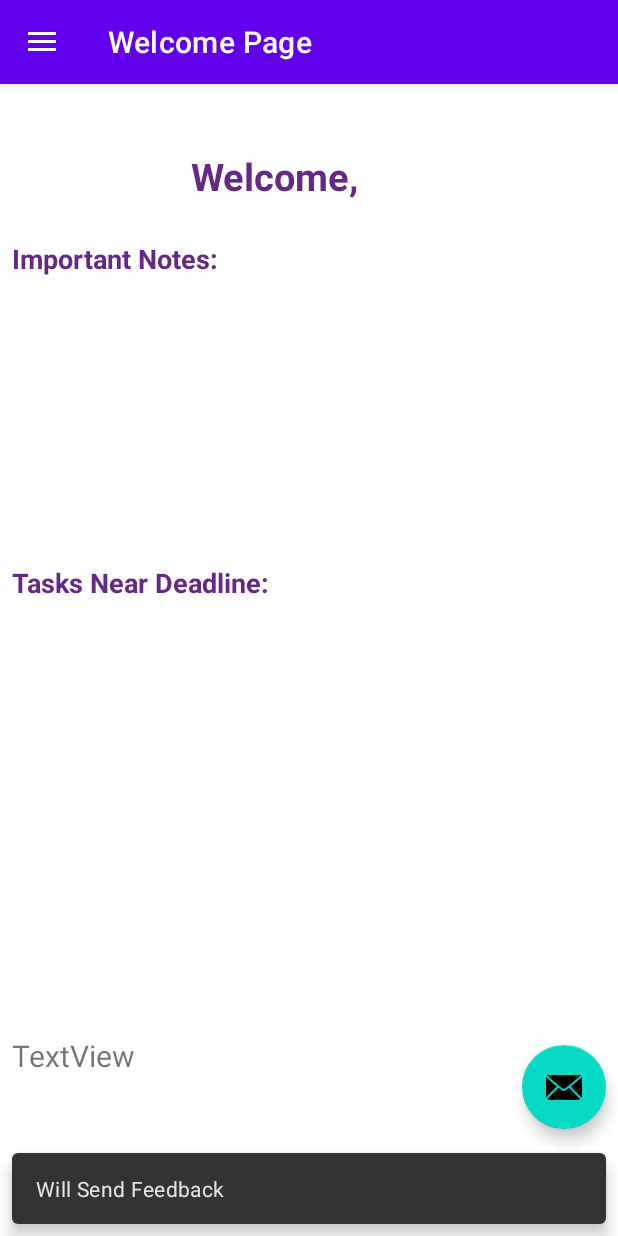
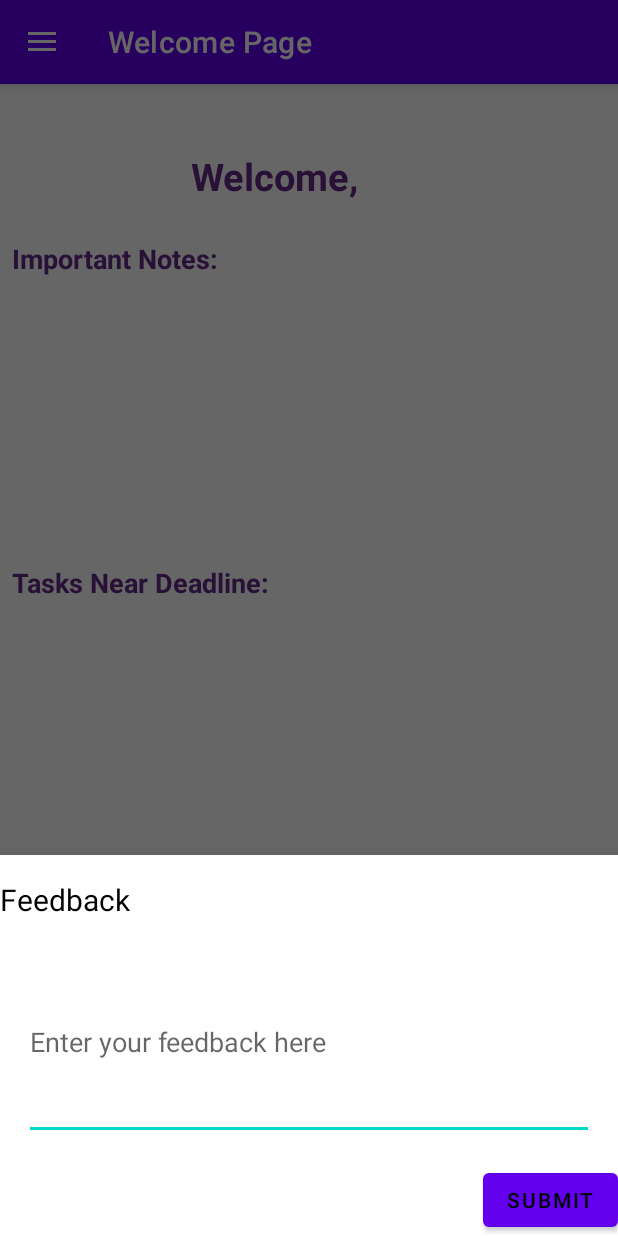
Before and after one commit to NotedSalmon/FreshMind, an Android app: the Starter screen opened directly, with no data from a screen before it, after a tap on an icon or button, on a phone screen of 412 x 824 dp. Run offline under Robolectric (Android 15) with nearby library versions, the phone set to English and light mode, and no system bars; our stand-ins replace Firebase (no records; nobody signed in at launch, a user with empty details on screens opened directly), navigation-ui; Roboto replaces fonts that are not available here; 1 statement that could not run was skipped.

Commit message:
Settings Implemented, Working on Feedback:
Settings should be fully implemented. Now working so that when a feedback is submitted, it stores in the Firebase database which can then later be viewed on the website.

```diff
--- /dev/null
+++ b/app/src/main/java/com/example/freshmind/Extras/Feedback.kt
@@ -0,0 +1,4 @@
+package com.example.freshmind.Extras
+
+class Feedback {
+}
--- a/app/src/main/java/com/example/freshmind/UI/Starter.kt
+++ b/app/src/main/java/com/example/freshmind/UI/Starter.kt
@@ -1,10 +1,13 @@
 package com.example.freshmind.UI
 
+
 import android.os.Bundle
+import android.util.Log
 import android.view.Menu
 import android.widget.Button
 import android.widget.EditText
 import android.widget.TextView
+import android.widget.Toast
 import androidx.annotation.LayoutRes
 import com.google.android.material.snackbar.Snackbar
 import com.google.android.material.navigation.NavigationView
@@ -21,26 +24,36 @@ import com.example.freshmind.R
 import com.example.freshmind.UI.Calendar.Utils.makeGone
 import com.example.freshmind.UI.Calendar.Utils.makeVisible
 import com.example.freshmind.databinding.ActivityWelcomeBinding
-import com.example.freshmind.databinding.ContentWelcomeBinding
 import com.google.android.material.bottomsheet.BottomSheetDialog
+import com.google.android.material.floatingactionbutton.FloatingActionButton
+import com.google.firebase.Firebase
+import com.google.firebase.firestore.DocumentReference
+import com.google.firebase.firestore.firestore
+import java.time.LocalDate
 
 class Starter : AppCompatActivity() {
 
     private lateinit var appBarConfiguration: AppBarConfiguration
-    public lateinit var binding: ActivityWelcomeBinding
+    lateinit var binding: ActivityWelcomeBinding
+    lateinit var floatingFab: FloatingActionButton
     var globalUser: String = "" // Global variable to store the username
+    private val db = Firebase.firestore
+    private val feedbackRef = db.collection("feedback")
+    private val TAG = "Feedback"
 
     override fun onCreate(savedInstanceState: Bundle?) {
         super.onCreate(savedInstanceState)
         binding = ActivityWelcomeBinding.inflate(layoutInflater)
         setContentView(binding.root)
         setSupportActionBar(binding.appBarWelcome.toolbar)
-        globalUser = intent.getStringExtra("user").toString() //This extra is how the global customer will be sent between activities
+        globalUser = intent.getStringExtra("user")
+            .toString() //This extra is how the global customer will be sent between activities
 
-        binding.appBarWelcome.fab.setOnClickListener { view ->
-            Snackbar.make(view, "Will Send Feedback", Snackbar.LENGTH_LONG)
-                .setAction("Action", null).show()
+        binding.appBarWelcome.fab.setOnClickListener {
+            sendFeedback()
         }
+
+        floatingFab = binding.appBarWelcome.fab
 
         val drawerLayout: DrawerLayout = binding.drawerLayout
         val navView: NavigationView = binding.navView
@@ -50,7 +63,11 @@ class Starter : AppCompatActivity() {
         // menu should be considered as top level destinations.
         appBarConfiguration = AppBarConfiguration(
             setOf(
-                R.id.nav_welcome, R.id.nav_tasks, R.id.nav_calendar, R.id.nav_notes, R.id.nav_settings
+                R.id.nav_welcome,
+                R.id.nav_tasks,
+                R.id.nav_calendar,
+                R.id.nav_notes,
+                R.id.nav_settings
             ), drawerLayout
         )
         setupActionBarWithNavController(navController, appBarConfiguration)
@@ -77,9 +94,52 @@ class Starter : AppCompatActivity() {
         val navController = findNavController(R.id.nav_host_fragment_content_main)
         return navController.navigateUp(appBarConfiguration) || super.onSupportNavigateUp()
     }
+
+    private fun sendFeedback() {
+        // Create a BottomSheetDialog
+        val dialog = BottomSheetDialog(this)
+        val view = layoutInflater.inflate(R.layout.feedback_bottom_sheet, null)
+        dialog.setContentView(view)
+
+        // Find views in the dialog
+        val feedbackText = view.findViewById<EditText>(R.id.feedback_edit_text)
+        val feedbackSubmit = view.findViewById<Button>(R.id.submit_feedback_button)
+
+        // Set click listener for submit button
+        feedbackSubmit.setOnClickListener {
+            val feedback = feedbackText.text.toString()
+            if (feedback.isNotEmpty()) {
+                // Construct feedback data
+                val date = LocalDate.now()
+                val feedbackData = hashMapOf(
+                    "username" to globalUser,
+                    "feedback" to feedback,
+                    "date" to date.toString() // Convert LocalDate to String
+                )
+
+                // Add feedback data to Firestore
+                feedbackRef
+                    .add(feedbackData)
+                    .addOnSuccessListener {documentReference ->
+                        Log.d(TAG, "DocumentSnapshot added with ID: ${documentReference.id}")
+                        Snackbar.make(view, "Feedback sent", Snackbar.LENGTH_SHORT).show()
+                        dialog.dismiss()
+                    }
+                    .addOnFailureListener { e ->
+                        Log.w(TAG, "Error adding document", e)
+                        Snackbar.make(view, "Failed to send feedback", Snackbar.LENGTH_SHORT).show()
+                    }
+            } else {
+                feedbackText.error = "Feedback cannot be empty"
+            }
+        }
+
+        // Show the dialog
+        dialog.show()
+    }
 }
 
-interface HasToolbar {
+    interface HasToolbar {
     val toolbar: Toolbar? // Return null to hide the toolbar
 }
 
--- /dev/null
+++ b/app/src/main/res/layout/feedback_bottom_sheet.xml
@@ -0,0 +1,44 @@
+<?xml version="1.0" encoding="utf-8"?>
+<androidx.constraintlayout.widget.ConstraintLayout xmlns:android="http://schemas.android.com/apk/res/android"
+    android:layout_width="match_parent"
+    android:layout_height="match_parent"
+    xmlns:app="http://schemas.android.com/apk/res-auto">
+
+    <TextView
+        android:id="@+id/feedback_title"
+        android:layout_width="wrap_content"
+        android:layout_height="wrap_content"
+        android:layout_marginTop="16dp"
+        android:text="Feedback"
+        android:textColor="@color/black"
+        android:textSize="20sp"
+        app:layout_constraintStart_toStartOf="parent"
+        app:layout_constraintTop_toTopOf="parent" />
+
+    <EditText
+        android:id="@+id/feedback_edit_text"
+        android:layout_width="0dp"
+        android:layout_height="wrap_content"
+        android:layout_marginTop="16dp"
+        android:layout_marginEnd="16dp"
+        android:layout_marginStart="16dp"
+        android:hint="Enter your feedback here"
+        android:inputType="textMultiLine"
+        android:lines="5"
+        android:maxLines="5"
+        android:minLines="5"
+        android:scrollbars="vertical"
+        app:layout_constraintEnd_toEndOf="parent"
+        app:layout_constraintStart_toStartOf="parent"
+        app:layout_constraintTop_toBottomOf="@id/feedback_title" />
+
+    <Button
+        android:id="@+id/submit_feedback_button"
+        android:layout_width="wrap_content"
+        android:layout_height="wrap_content"
+        android:layout_marginTop="16dp"
+        android:text="Submit"
+        app:layout_constraintEnd_toEndOf="parent"
+        app:layout_constraintTop_toBottomOf="@id/feedback_edit_text" />
+
+</androidx.constraintlayout.widget.ConstraintLayout>
```
Also changed, not shown: app/src/main/java/com/example/freshmind/Database/DBHelper.kt (+50 -16 lines), app/src/main/java/com/example/freshmind/UI/Settings/SettingsFragment.kt (renamed from app/src/main/java/com/example/freshmind/UI/Settings/SettingsFragment2.kt, +40 -4 lines), app/src/main/res/layout/fragment_settings.xml (+9 -9 lines).
